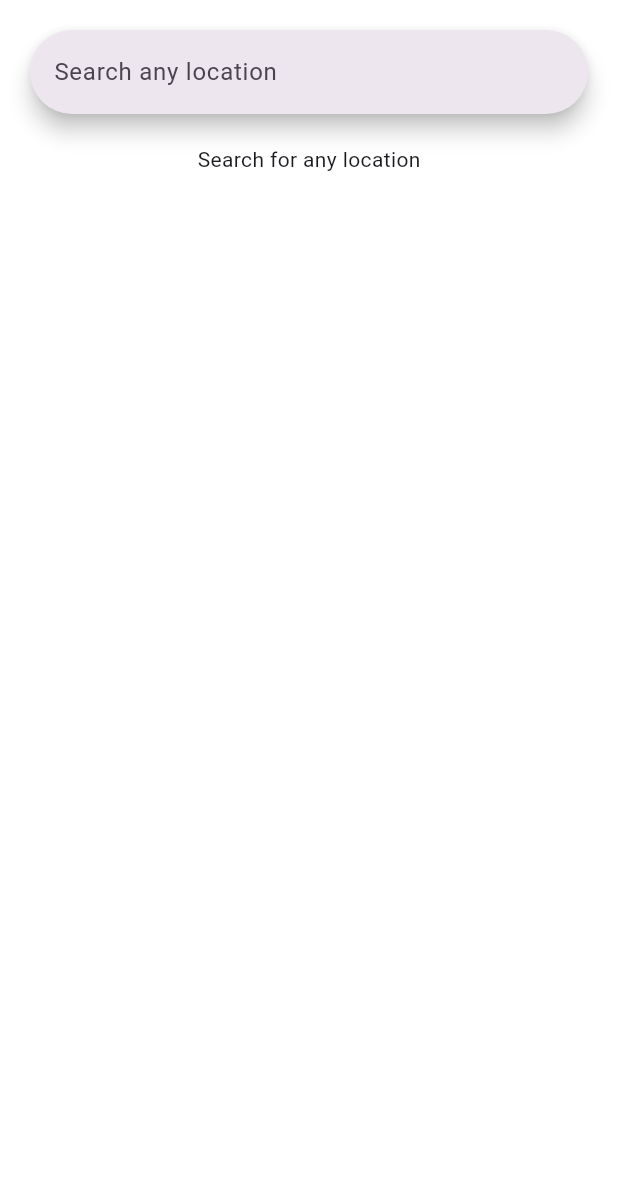
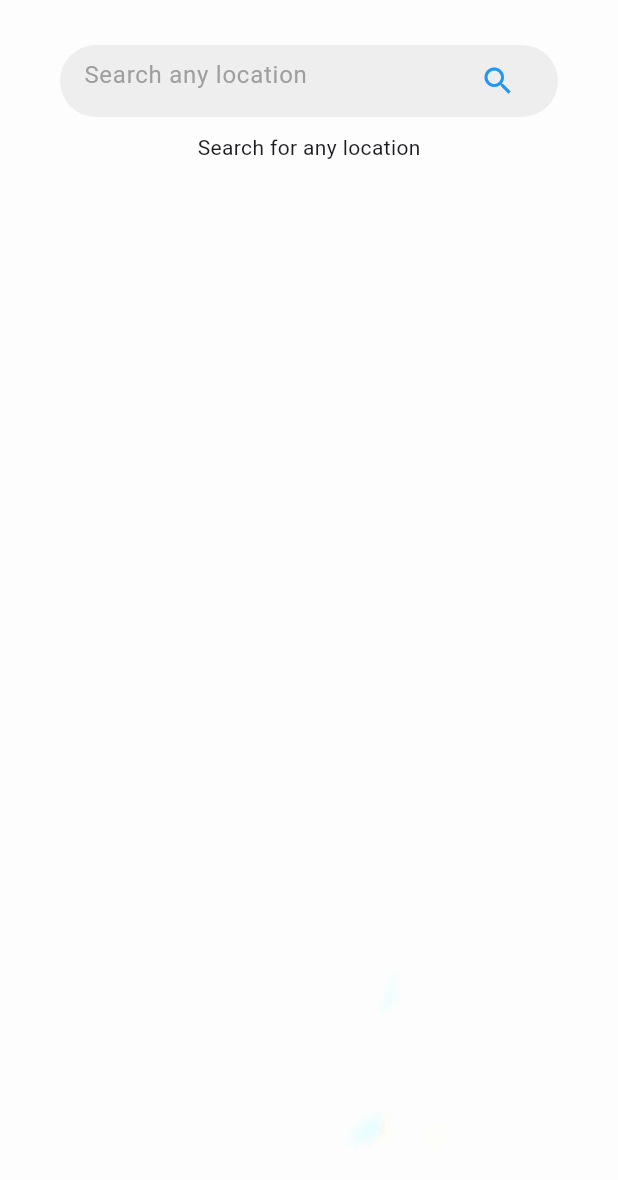
Before and after one commit to malikfahad7/Weather-app, a Flutter app: the screen it shows after launch, on a phone screen of 412 x 824 dp. Shown: the top 1180 px of the screen. Run offline on Flutter 3.47's test engine with Material 3 defaults, Android fonts, the phone set to English and light mode, and no system bars.

```diff
--- a/weatherapp/lib/HomePage.dart
+++ b/weatherapp/lib/HomePage.dart
@@ -13,24 +13,48 @@ class HomePage extends StatefulWidget {
 
 class _HomePageState extends State<HomePage> {
   ApiResponse? response;
-  bool isFill = false;
+  bool inProgress = false;
+  String _getBackgroundImage() {
+    if (response == null || response!.current == null) {
+      return 'assets/default.jpg'; // Default background when no data
+    }
+    String condition = response?.current?.condition?.text ?? "";
+    print(condition);
+    if (condition.toLowerCase().contains("sunny")) {
+      return 'assets/sunny_back.jpg';
+    } else if (condition.toLowerCase().contains("rain")) {
+      return 'assets/rainy_back.jpg';
+    } else {
+      return 'assets/cloudy_back.jpg';
+    }
+  }
   @override
   Widget build(BuildContext context) {
     return SafeArea(
+
       child: Scaffold(
-        body: Container(
+        body: SingleChildScrollView(
+          child: Container(
+            decoration: BoxDecoration(
+
+              image: DecorationImage(
+
+                image: AssetImage(_getBackgroundImage()),
+                fit: BoxFit.cover,
+                scale: double.maxFinite
+              ),
+            ),
             padding: EdgeInsets.all(20),
             height: MediaQuery.of(context).size.height,
             width: MediaQuery.of(context).size.width,
-          color: Colors.white,
+
             child: Column(
+              crossAxisAlignment: CrossAxisAlignment.center,
               children: [
                 _SearchWidget(),
-              isFill?_WeatherWidget():Padding(
-                padding: const EdgeInsets.only(top: 20.0),
-                child: Text('Search for any location'),
-              )
+                inProgress?CircularProgressIndicator():_WeatherWidget()
               ],
+            ),
           ),
         ),
       ),
@@ -39,33 +63,103 @@ class _HomePageState extends State<HomePage> {
 
   //Search widget to search location..
   Widget _SearchWidget() {
-  return SearchBar(
+    return Container(
+      margin: EdgeInsets.symmetric(horizontal: 20, vertical: 10),
+      padding: EdgeInsets.symmetric(horizontal: 16),
+      decoration: BoxDecoration(
+        color: Colors.grey[200], // Background color of the search bar
+        borderRadius: BorderRadius.circular(30), // Rounded corners
+      ),
+      child: TextField(
 
-    hintText: "Search any location",
-    onSubmitted: (value){
-      _getWeatherData(value);
-      isFill = true;
+        style: TextStyle(color: Colors.black87), // Text color
+        cursorColor: Colors.blue, // Cursor color
+        decoration: InputDecoration(
+          border: InputBorder.none, // Remove default border
+          hintText: 'Search any location', // Placeholder text
+          hintStyle: TextStyle(color: Colors.grey), // Placeholder style
+          suffixIcon: Icon(Icons.search, color: Colors.blue), // Search icon
+        ),
+        onSubmitted: (value) {
+          _getWeatherData(value); // Handle submission
         },
+      ),
     );
   }
+
   Widget _WeatherWidget() {
-    return Column(
+    String condition = response?.current?.condition?.text ?? "";
+    String? imagePath;
+
+    if (condition.toLowerCase().contains("sunny")) {
+      imagePath = 'assets/sunny.png';
+    } else if (condition.toLowerCase().contains("rain")) {
+      imagePath = 'assets/rainy.png';
+    } else {
+      imagePath = 'assets/cloudy.png';
+    }
+    if (response == null) {
+      return const Text('Search for any location');
+    }
+
+    else {
+      return Padding(
+        padding: const EdgeInsets.only(
+            top: 50, left: 10, right: 10, bottom: 10),
+        child: Column(
           mainAxisAlignment: MainAxisAlignment.start,
           crossAxisAlignment: CrossAxisAlignment.center,
           children: [
-        Text(response?.location?.name??""),
+            Padding(
+              padding: const EdgeInsets.only(right: 18.0),
+              child: Text(response!.location!.localtime!.substring(10) ?? "",
+                style: TextStyle(fontSize: 100, fontWeight: FontWeight.w800
+                    , color: Colors.black87),),
+            ),
+            Padding(
+              padding: const EdgeInsets.only(bottom: 50.0),
+              child: Text(response!.location!.name ?? "", style: TextStyle(
+                  fontSize: 22,
+                  fontWeight: FontWeight.w600,
+                  color: Colors.black87),),
+            ),
+            Padding(
+              padding: const EdgeInsets.only(bottom: 20.0),
+              child: Image.asset(
+                imagePath,
+                width: 200,
+                height: 200,
+              ),
+            ),
+            Text((response?.current?.tempC.toString() ?? "") + "°c",
+              style: TextStyle(fontSize: 80,
+                  fontWeight: FontWeight.w800,
+                  color: Colors.black87),),
+            Padding(
+              padding: const EdgeInsets.only(top: 20.0),
+              child: Text(condition, style: TextStyle(fontSize: 20,
+                  fontWeight: FontWeight.w600,
+                  color: Colors.black87),),
+            )
           ],
+        ),
       );
     }
-
+  }
   //Passing location to this function to get Weather Data....
   _getWeatherData(String location) async {
+    setState(() {
+      inProgress=true;
+    });
     try {
       response = await WeatherApi().getCurrentWeather(location);
-      _WeatherWidget();
-
     } catch (e) {
       print("Error fetching weather data: $e");
     }
+    finally{
+      setState(() {
+        inProgress=false;
+      });
     }
   }
+}
--- a/weatherapp/lib/api.dart
+++ b/weatherapp/lib/api.dart
@@ -1,8 +1,6 @@
 import 'package:http/http.dart' as http;
 import 'dart:convert';
-
 import 'package:weatherapp/WeatherModel.dart';
-
 class WeatherApi {
   final String apiKey = "252fc09e5c074d638aa103554241606";
   final String baseUrl = "http://api.weatherapi.com/v1/current.json";
--- a/weatherapp/lib/main.dart
+++ b/weatherapp/lib/main.dart
@@ -18,7 +18,7 @@ class MyApp extends StatelessWidget {
         colorScheme: ColorScheme.fromSeed(seedColor: Colors.deepPurple),
         useMaterial3: true,
       ),
-      home: HomePage()
+      home: const HomePage()
     );
   }
 }
--- a/weatherapp/pubspec.yaml
+++ b/weatherapp/pubspec.yaml
@@ -53,6 +53,9 @@ dev_dependencies:
 
 # The following section is specific to Flutter packages.
 flutter:
+  assets:
+    - assets/
+
 
   # The following line ensures that the Material Icons font is
   # included with your application, so that you can use the icons in
```
Also changed, not shown: weatherapp/assets/cloudy.png (added), weatherapp/assets/cloudy_back.jpg (added), weatherapp/assets/default.jpg (added), weatherapp/assets/rainy.png (added), weatherapp/assets/rainy_back.jpg (added), weatherapp/assets/sunny.png (added), weatherapp/assets/sunny_back.jpg (added), 6 other files. Lines whose indentation alone changed are shown as unchanged.
